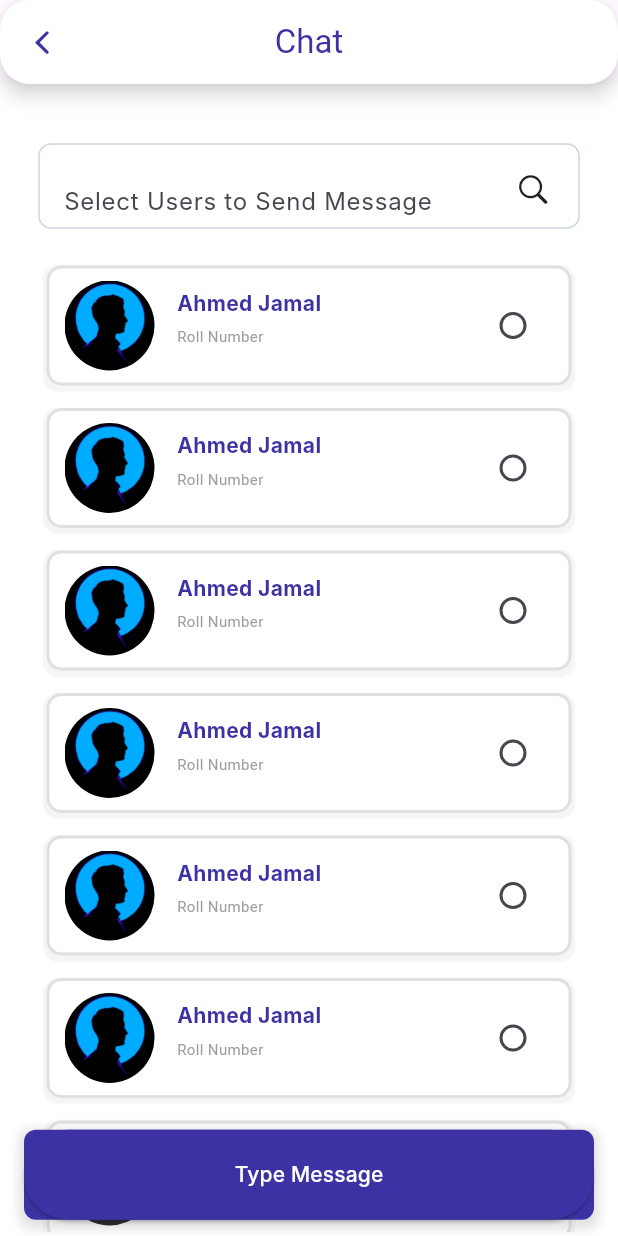
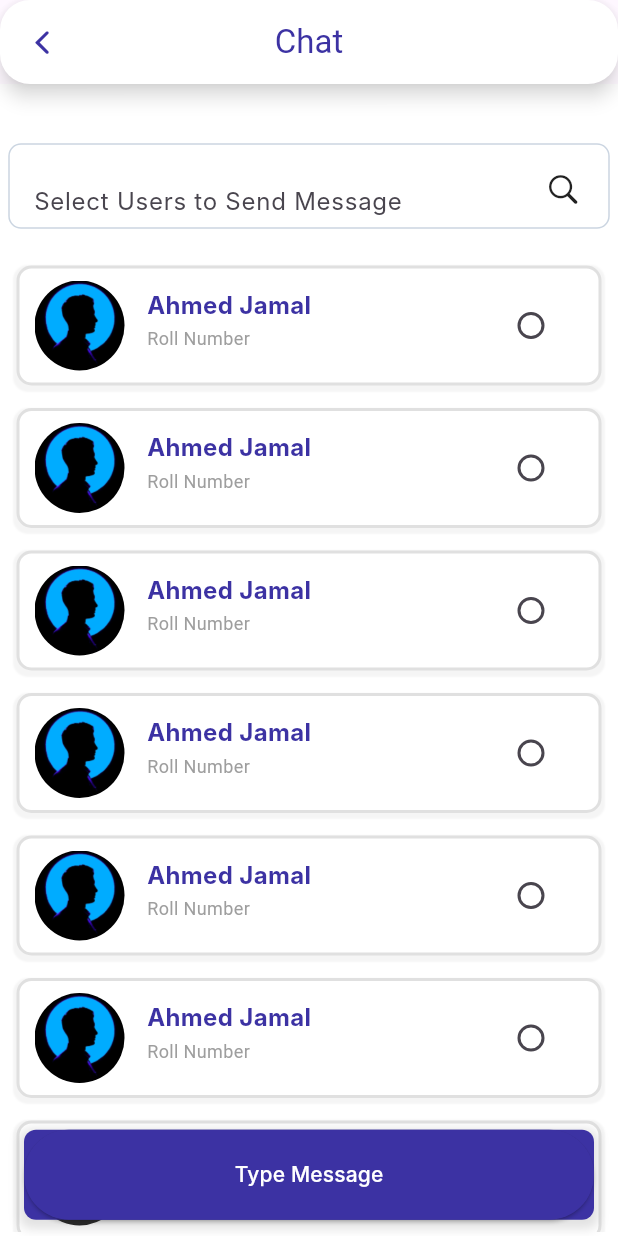
Before and after one commit to EshanRubbani/colab, a Flutter app: the screen it shows after launch, item 4 of the bottom bar chosen, on a phone screen of 412 x 824 dp. Run offline on Flutter 3.47's test engine with Material 3 defaults, Android fonts, the phone set to English and light mode, and no system bars; our stand-ins replace firebase_auth, firebase_core, get, google_nav_bar, smooth_page_indicator; accounts and stored records are empty; Roboto replaces fonts that are missing (Inter).

Commit message:
bugs fixed

```diff
--- a/lib/features/main/views/chatselection/chatselection.dart
+++ b/lib/features/main/views/chatselection/chatselection.dart
@@ -59,7 +59,7 @@ _buildForMobile(Size size) {
               Center(
                 child: Container(
                   margin: const EdgeInsets.only(top: 40, bottom: 10),
-                  width: 360,
+                  width: 400,
                   height: 56,
                   padding: const EdgeInsets.all(16),
                   decoration: ShapeDecoration(
@@ -116,13 +116,13 @@ _buildForMobile(Size size) {
               Center(
                 child: Container(
                   // color: Colors.grey.shade500,
-                  width: 360,
+                  width: 400,
                   height: size.height / 1.25,
                   child: ListView.builder(
                     itemCount: 20,
                     itemBuilder: (context, index) {
                       return Container(
-                        width: 325,
+                        width: 400,
                         height: 80,
                         // color: Colors.black,
                         margin: const EdgeInsets.only(
@@ -182,7 +182,7 @@ _buildForMobile(Size size) {
                                       "Ahmed Jamal",
                                       style: TextStyle(
                                         fontFamily: "Inter",
-                                        fontSize: 14,
+                                        fontSize: 16,
                                         color: KAppColors.kPrimary,
                                         fontWeight: FontWeight.bold,
                                       ),
@@ -196,7 +196,7 @@ _buildForMobile(Size size) {
                                       "Roll Number",
                                       style: TextStyle(
                                           color: Colors.grey.shade500,
-                                          fontSize: 10),
+                                          fontSize: 12),
                                     ),
                                   ),
                                 ],
@@ -205,8 +205,8 @@ _buildForMobile(Size size) {
                             const Spacer(),
                             Container(
                                 // decoration: BoxDecoration(shape: BoxShape.circle),
-                                width: 34,
-                                height: 34,
+                                width: 50,
+                                height: 50,
                                 margin: const EdgeInsets.only(right: 20),
                                 // color: Colors.black,
                                 child: MyCheckboxWidget())
```
Also changed, not shown: 1 other file.
